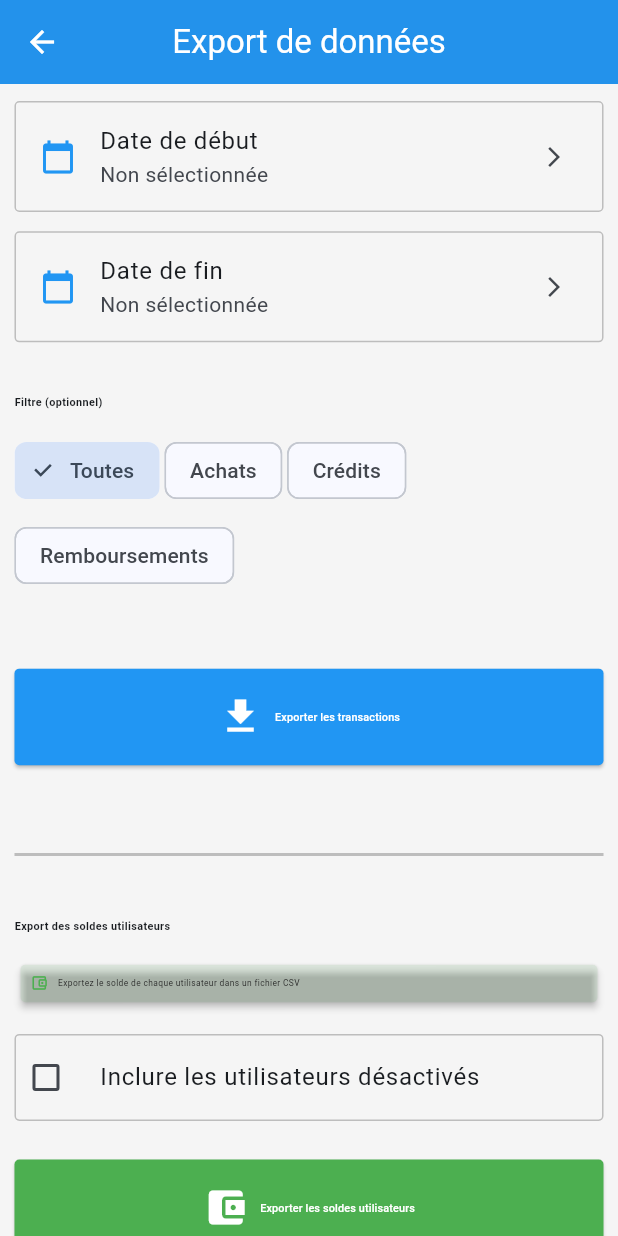
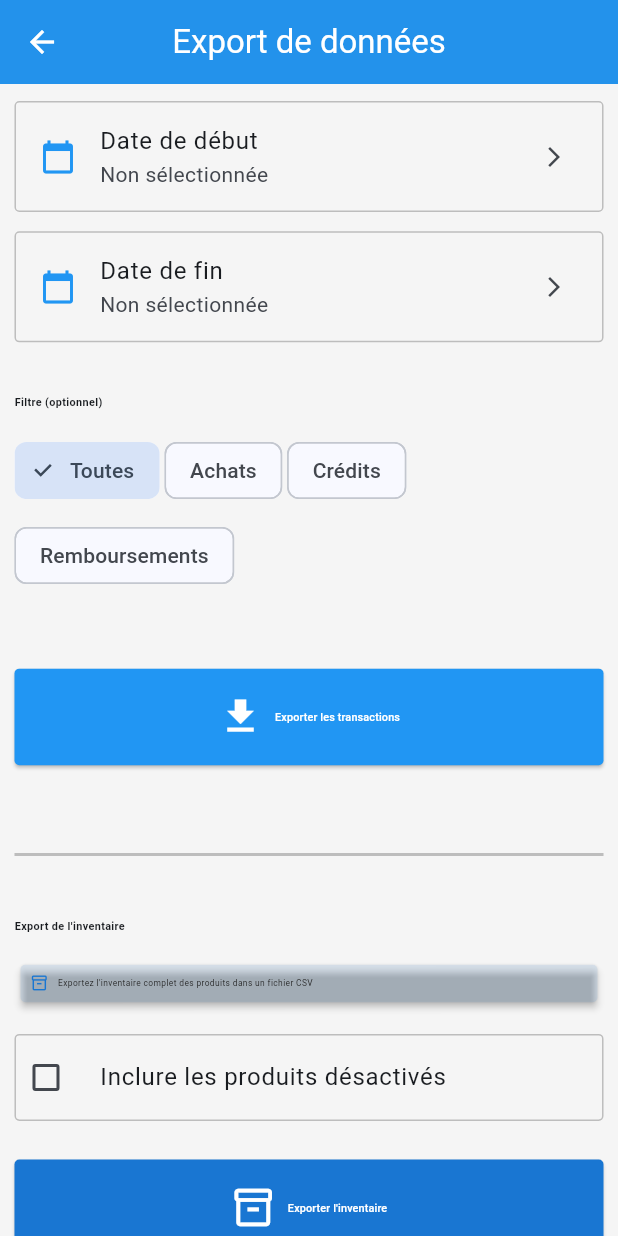
Before and after one commit to rorophil/airbar, a Flutter app: the ExportView screen opened by its route, scrolled down 372 dp, on a phone screen of 412 x 824 dp. Run offline on Flutter 3.47's test engine with Material 3 defaults, Android fonts, the phone set to English and light mode, and no system bars; our stand-ins replace connectivity_plus, file_picker, flutter_screenutil, get, get_storage, pdf and 2 more; missing offline and left inert: airbar_backend_client, dart:html, serverpod_auth_client; accounts and stored records are empty.

Commit message:
feat: ajouter l'export de l'inventaire des produits avec option d'inclure les produits désactivés

```diff
--- a/lib/app/modules/admin/export/views/export_view.dart
+++ b/lib/app/modules/admin/export/views/export_view.dart
@@ -24,6 +24,13 @@ import '../../../../core/values/app_colors.dart';
 ///    - Bouton "Exporter les transactions"
 ///    - Colonnes CSV: ID, Date, Utilisateur, Type, Montant, Solde après, Notes
 ///    - Nom fichier: "Transactions du DD-MM-YYYY au DD-MM-YYYY.csv"
+///
+/// 3. Export de l'inventaire des produits:
+///    - Case à cocher "Inclure les produits désactivés"
+///    - Bouton "Exporter l'inventaire"
+///    - Colonnes CSV: ID, Nom, Catégorie, Description, Prix, Stock géré,
+///      Produit en vrac, Stock actuel, Seuil Alerte, Unité, Statut, Actif
+///    - Nom fichier: "Inventaire produits DD-MM-YYYY.csv"
 ///
 /// Composants interface:
 /// - Cards groupant les exports par type
@@ -341,6 +348,106 @@ class ExportView extends GetView<ExportController> {
 
             SizedBox(height: 32.h),
 
+            // Product inventory section
+            Text(
+              'Export de l\'inventaire',
+              style: TextStyle(fontSize: 18.sp, fontWeight: FontWeight.bold),
+            ),
+
+            SizedBox(height: 16.h),
+
+            // Info card
+            Card(
+              color: AppColors.primaryDark.withOpacity(0.1),
+              shape: RoundedRectangleBorder(
+                borderRadius: BorderRadius.circular(8.r),
+              ),
+              child: Padding(
+                padding: EdgeInsets.all(16.w),
+                child: Row(
+                  children: [
+                    Icon(
+                      Icons.inventory_2_outlined,
+                      color: AppColors.primaryDark,
+                      size: 30.sp,
+                    ),
+                    SizedBox(width: 16.w),
+                    Expanded(
+                      child: Text(
+                        'Exportez l\'inventaire complet des produits dans un fichier CSV',
+                        style: TextStyle(
+                          fontSize: 14.sp,
+                          color: AppColors.textPrimary,
+                        ),
+                      ),
+                    ),
+                  ],
+                ),
+              ),
+            ),
+
+            SizedBox(height: 16.h),
+
+            // Include inactive products toggle
+            Obx(
+              () => CheckboxListTile(
+                value: controller.includeInactiveProducts.value,
+                onChanged: (value) =>
+                    controller.toggleIncludeInactiveProducts(value ?? false),
+                title: const Text('Inclure les produits désactivés'),
+                controlAffinity: ListTileControlAffinity.leading,
+                contentPadding: EdgeInsets.zero,
+                shape: RoundedRectangleBorder(
+                  borderRadius: BorderRadius.circular(8.r),
+                  side: const BorderSide(color: AppColors.textHint),
+                ),
+              ),
+            ),
+
+            SizedBox(height: 24.h),
+
+            // Export inventory button
+            Obx(
+              () => SizedBox(
+                height: 60.h,
+                child: ElevatedButton.icon(
+                  onPressed: controller.isExporting.value
+                      ? null
+                      : controller.exportProductInventory,
+                  icon: controller.isExporting.value
+                      ? SizedBox(
+                          width: 24.w,
+                          height: 24.w,
+                          child: const CircularProgressIndicator(
+                            color: AppColors.textWhite,
+                            strokeWidth: 2,
+                          ),
+                        )
+                      : const Icon(Icons.inventory_2_outlined, size: 30),
+                  label: Text(
+                    controller.isExporting.value
+                        ? 'Export en cours...'
+                        : 'Exporter l\'inventaire',
+                    style: TextStyle(fontSize: 18.sp),
+                  ),
+                  style: ElevatedButton.styleFrom(
+                    backgroundColor: AppColors.primaryDark,
+                    foregroundColor: AppColors.textWhite,
+                    shape: RoundedRectangleBorder(
+                      borderRadius: BorderRadius.circular(8.r),
+                    ),
+                  ),
+                ),
+              ),
+            ),
+
+            SizedBox(height: 48.h),
+
+            // Divider
+            Divider(thickness: 2, color: AppColors.textHint),
+
+            SizedBox(height: 32.h),
+
             // User balances section
             Text(
               'Export des soldes utilisateurs',
```
Also changed, not shown: lib/app/modules/admin/export/controllers/export_controller.dart (+124 -0 lines).
